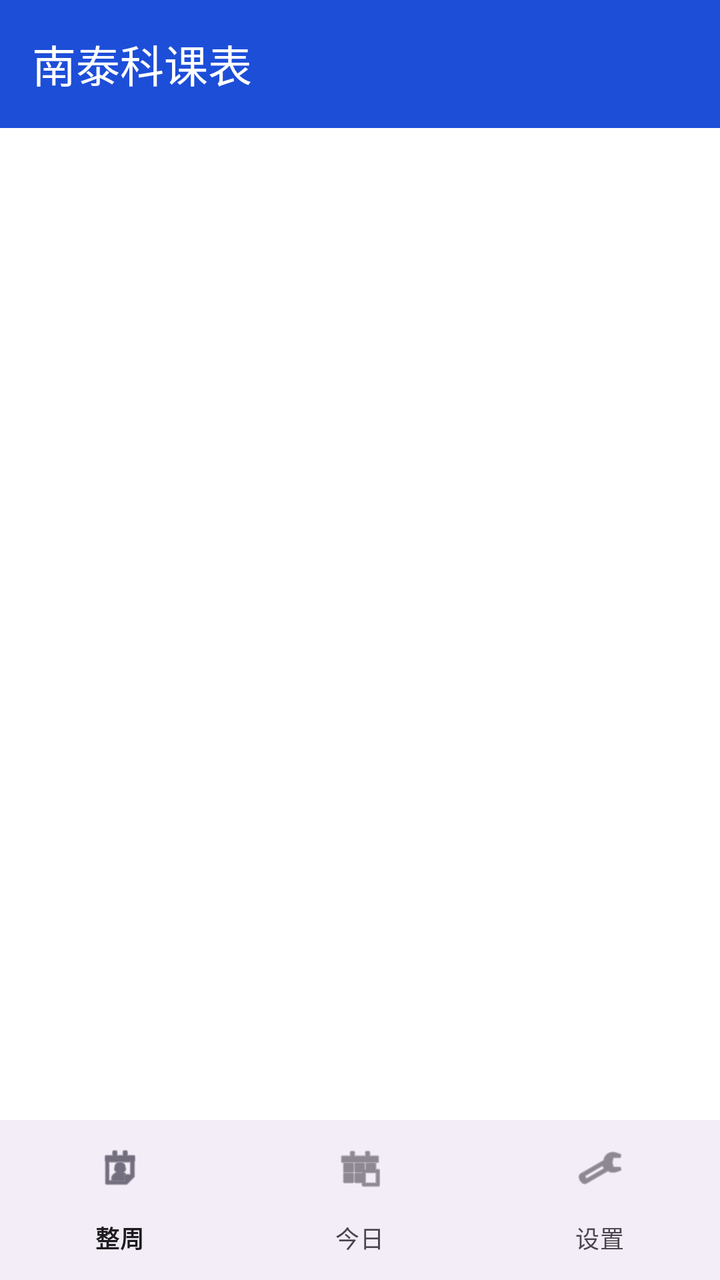
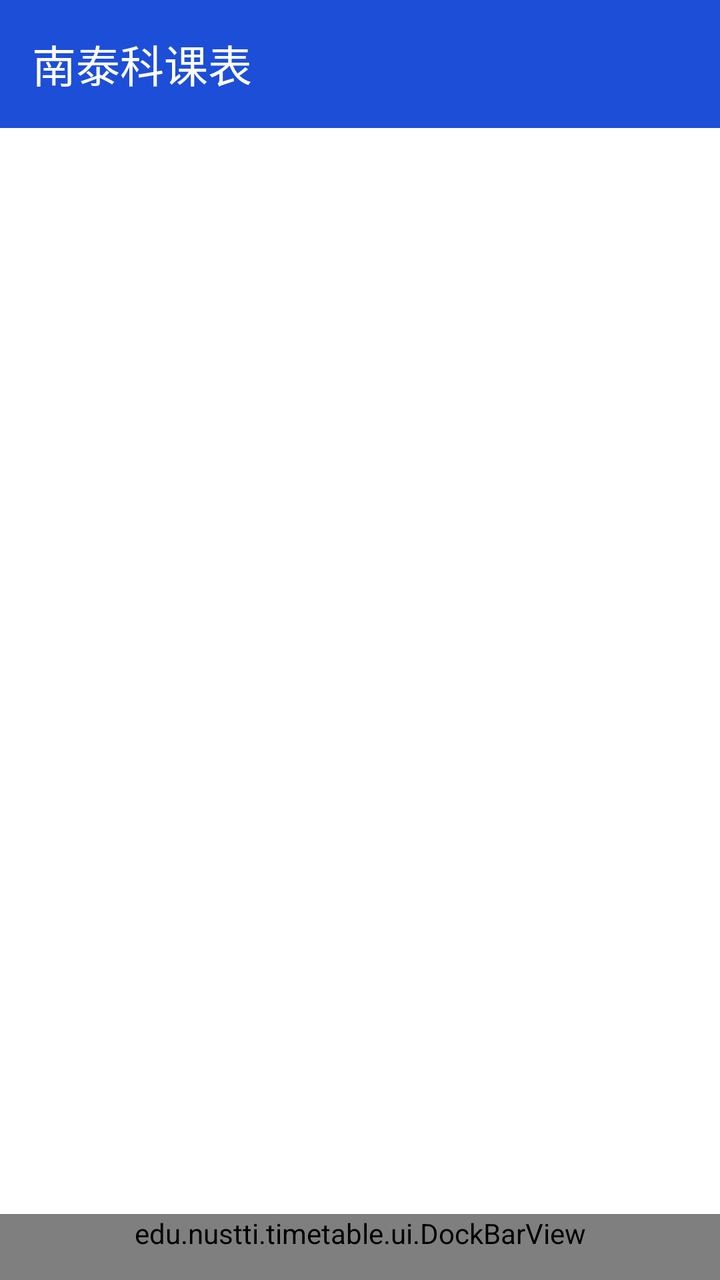

Compare the two renders of this Android layout. The source of the first and the diff that turns it into the second are given below.
<!-- AndroidManifest.xml: application theme Theme.NusttiTimetable -->
<!-- res/layout/activity_main.xml -->
<?xml version="1.0" encoding="utf-8"?>
<LinearLayout xmlns:android="http://schemas.android.com/apk/res/android"
    xmlns:app="http://schemas.android.com/apk/res-auto"
    android:layout_width="match_parent"
    android:layout_height="match_parent"
    android:background="@color/surface"
    android:orientation="vertical">

    <com.google.android.material.appbar.MaterialToolbar
        android:id="@+id/toolbar"
        android:layout_width="match_parent"
        android:layout_height="?attr/actionBarSize"
        android:background="@color/brand"
        app:title="@string/app_name"
        app:titleTextColor="@color/white" />

    <androidx.viewpager2.widget.ViewPager2
        android:id="@+id/viewPager"
        android:layout_width="match_parent"
        android:layout_height="0dp"
        android:layout_weight="1" />

    <com.google.android.material.bottomnavigation.BottomNavigationView
        android:id="@+id/bottomNav"
        android:layout_width="match_parent"
        android:layout_height="wrap_content"
        app:menu="@menu/main_nav" />
</LinearLayout>
<!-- resources referenced by this layout -->
<resources>
  <color name="brand">#1D4ED8</color>
  <color name="surface">#FFFFFF</color>
  <color name="white">#FFFFFFFF</color>
  <string name="app_name">南泰科课表</string>
  <style name="Theme.NusttiTimetable" parent="Theme.Material3.DayNight.NoActionBar">
          <item name="colorPrimary">@color/brand</item>
          <item name="colorPrimaryDark">@color/brand_dark</item>
          <item name="colorOnPrimary">@color/white</item>
          <item name="android:statusBarColor" tools:targetApi="l">@color/brand_dark</item>
      </style>
  <color name="brand_dark">#0F172A</color>
</resources>

<!-- the commit's change to res/layout/activity_main.xml (unified diff, before → after) -->
@@ -1,28 +1,38 @@
 <?xml version="1.0" encoding="utf-8"?>
-<LinearLayout xmlns:android="http://schemas.android.com/apk/res/android"
+<FrameLayout xmlns:android="http://schemas.android.com/apk/res/android"
     xmlns:app="http://schemas.android.com/apk/res-auto"
     android:layout_width="match_parent"
     android:layout_height="match_parent"
-    android:background="@color/surface"
-    android:orientation="vertical">
+    android:background="@color/surface">
 
-    <com.google.android.material.appbar.MaterialToolbar
-        android:id="@+id/toolbar"
+    <LinearLayout
+        android:id="@+id/contentHost"
         android:layout_width="match_parent"
-        android:layout_height="?attr/actionBarSize"
-        android:background="@color/brand"
-        app:title="@string/app_name"
-        app:titleTextColor="@color/white" />
+        android:layout_height="match_parent"
+        android:orientation="vertical">
 
-    <androidx.viewpager2.widget.ViewPager2
-        android:id="@+id/viewPager"
-        android:layout_width="match_parent"
-        android:layout_height="0dp"
-        android:layout_weight="1" />
+        <com.google.android.material.appbar.MaterialToolbar
+            android:id="@+id/toolbar"
+            android:layout_width="match_parent"
+            android:layout_height="?attr/actionBarSize"
+            android:background="@color/brand"
+            app:title="@string/app_name"
+            app:titleTextColor="@color/white" />
 
-    <com.google.android.material.bottomnavigation.BottomNavigationView
-        android:id="@+id/bottomNav"
+        <androidx.viewpager2.widget.ViewPager2
+            android:id="@+id/viewPager"
+            android:layout_width="match_parent"
+            android:layout_height="0dp"
+            android:layout_weight="1" />
+    </LinearLayout>
+
+    
+    <edu.nustti.timetable.ui.DockBarView
+        android:id="@+id/dockBar"
         android:layout_width="match_parent"
         android:layout_height="wrap_content"
-        app:menu="@menu/main_nav" />
-</LinearLayout>
+        android:layout_gravity="bottom|center_horizontal"
+        android:paddingStart="24dp"
+        android:paddingEnd="24dp"
+        android:paddingBottom="14dp" />
+</FrameLayout>
